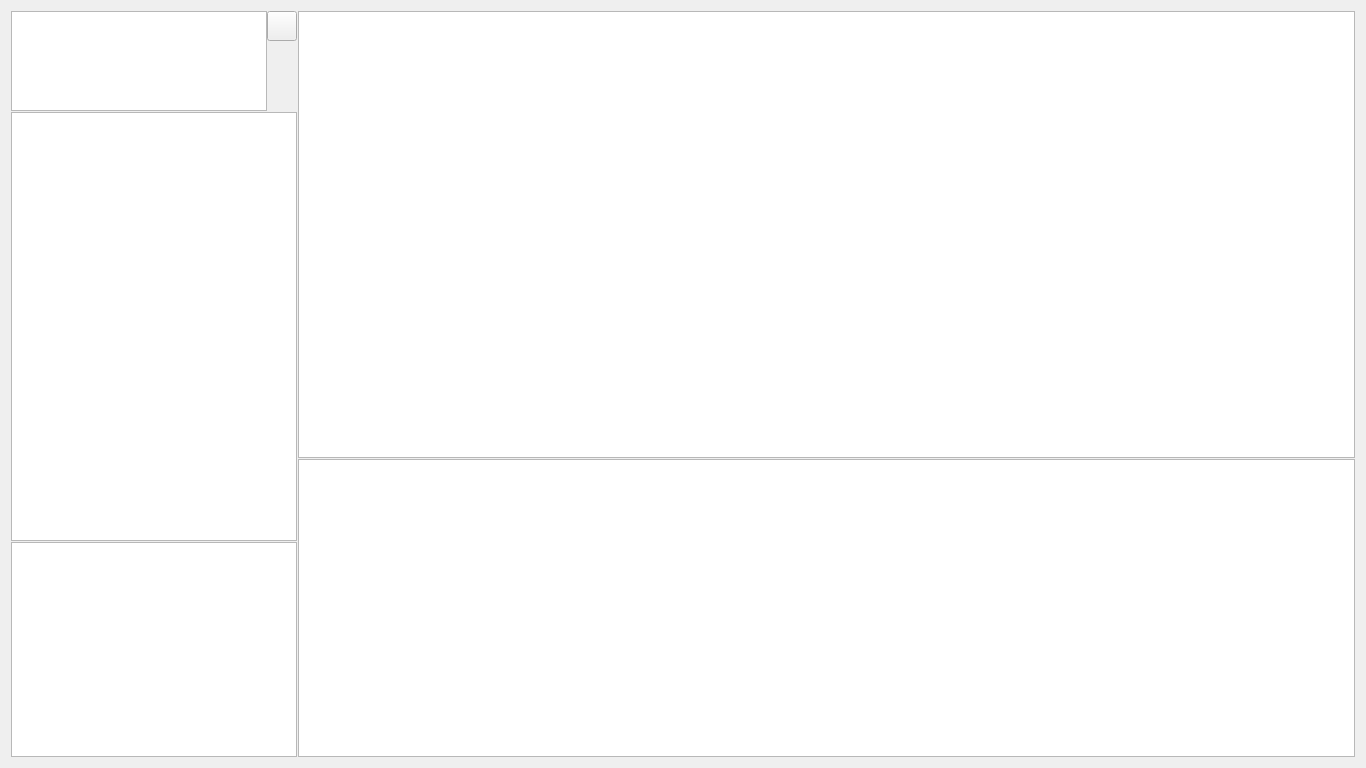
Before: the Qt Designer form ui/tdms_viewer.ui in gonghui-yu/PySide6-TDMS-Viewer, drawn with Qt 5.
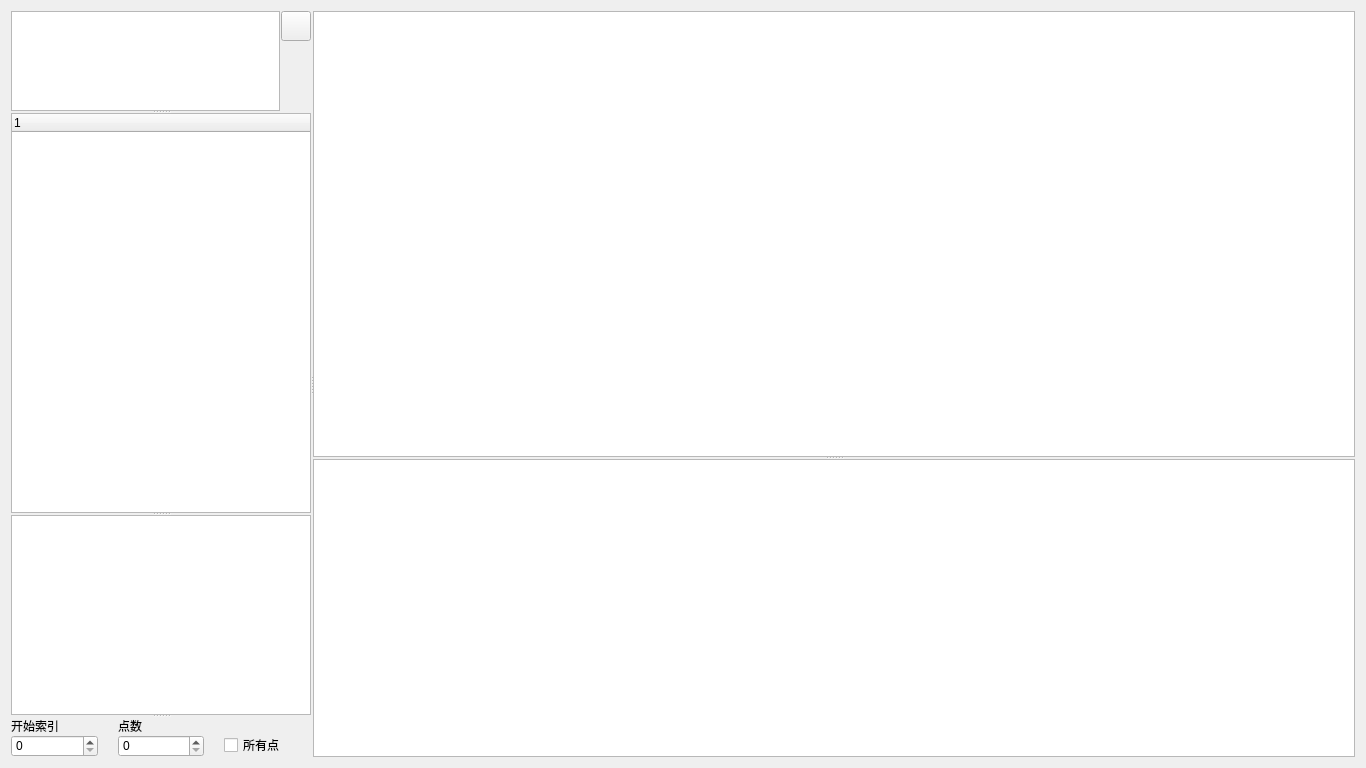
After: the same form once the commit is applied. Icons and pictures are not drawn.

Commit message: QTreeWidget和QTableWidgets使用

The edit to the form file:
```diff
--- a/ui/tdms_viewer.ui
+++ b/ui/tdms_viewer.ui
@@ -25,36 +25,42 @@
   <property name="windowTitle">
    <string>Form</string>
   </property>
-  <layout class="QGridLayout" name="gridLayout_3">
+  <layout class="QGridLayout" name="gridLayout_4">
    <item row="0" column="0">
     <widget class="QSplitter" name="splitter_all">
-     <property name="minimumSize">
-      <size>
-       <width>0</width>
-       <height>0</height>
-      </size>
-     </property>
      <property name="orientation">
       <enum>Qt::Horizontal</enum>
      </property>
      <property name="handleWidth">
-      <number>1</number>
+      <number>2</number>
      </property>
      <property name="childrenCollapsible">
       <bool>false</bool>
      </property>
      <widget class="QSplitter" name="splitter_left">
+      <property name="sizePolicy">
+       <sizepolicy hsizetype="Fixed" vsizetype="Expanding">
+        <horstretch>2</horstretch>
+        <verstretch>0</verstretch>
+       </sizepolicy>
+      </property>
       <property name="minimumSize">
        <size>
-        <width>200</width>
-        <height>100</height>
+        <width>300</width>
+        <height>0</height>
+       </size>
+      </property>
+      <property name="maximumSize">
+       <size>
+        <width>16777215</width>
+        <height>16777215</height>
        </size>
       </property>
       <property name="orientation">
        <enum>Qt::Vertical</enum>
       </property>
       <property name="handleWidth">
-       <number>1</number>
+       <number>2</number>
       </property>
       <property name="childrenCollapsible">
        <bool>false</bool>
@@ -87,7 +93,10 @@
         </property>
         <item row="0" column="0">
          <layout class="QGridLayout" name="gridLayout">
-          <property name="spacing">
+          <property name="horizontalSpacing">
+           <number>1</number>
+          </property>
+          <property name="verticalSpacing">
            <number>0</number>
           </property>
           <item row="1" column="1">
@@ -123,9 +132,21 @@
               <height>30</height>
              </size>
             </property>
+            <property name="styleSheet">
+             <string notr="true">background-image:url(:/file dialog btn.png)</string>
+            </property>
             <property name="text">
              <string/>
             </property>
+            <property name="iconSize">
+             <size>
+              <width>16</width>
+              <height>16</height>
+             </size>
+            </property>
+            <property name="checkable">
+             <bool>false</bool>
+            </property>
            </widget>
           </item>
           <item row="0" column="0" rowspan="2">
@@ -154,7 +175,7 @@
         </item>
        </layout>
       </widget>
-      <widget class="QTreeView" name="group_tree">
+      <widget class="QTreeWidget" name="file_content">
        <property name="sizePolicy">
         <sizepolicy hsizetype="Expanding" vsizetype="Preferred">
          <horstretch>0</horstretch>
@@ -170,8 +191,16 @@
        <property name="autoFillBackground">
         <bool>false</bool>
        </property>
+       <property name="midLineWidth">
+        <number>0</number>
+       </property>
+       <column>
+        <property name="text">
+         <string notr="true">1</string>
+        </property>
+       </column>
       </widget>
-      <widget class="QListView" name="property_list">
+      <widget class="QTableWidget" name="property_list">
        <property name="sizePolicy">
         <sizepolicy hsizetype="Expanding" vsizetype="Expanding">
          <horstretch>0</horstretch>
@@ -185,6 +214,105 @@
         </size>
        </property>
       </widget>
+      <widget class="QWidget" name="widget_2" native="true">
+       <property name="sizePolicy">
+        <sizepolicy hsizetype="Preferred" vsizetype="Fixed">
+         <horstretch>0</horstretch>
+         <verstretch>1</verstretch>
+        </sizepolicy>
+       </property>
+       <property name="minimumSize">
+        <size>
+         <width>0</width>
+         <height>0</height>
+        </size>
+       </property>
+       <property name="maximumSize">
+        <size>
+         <width>16777215</width>
+         <height>40</height>
+        </size>
+       </property>
+       <layout class="QGridLayout" name="gridLayout_3">
+        <property name="leftMargin">
+         <number>0</number>
+        </property>
+        <property name="topMargin">
+         <number>0</number>
+        </property>
+        <property name="rightMargin">
+         <number>0</number>
+        </property>
+        <property name="bottomMargin">
+         <number>0</number>
+        </property>
+        <item row="0" column="0">
+         <layout class="QHBoxLayout" name="horizontalLayout">
+          <property name="spacing">
+           <number>20</number>
+          </property>
+          <item>
+           <layout class="QVBoxLayout" name="verticalLayout">
+            <property name="spacing">
+             <number>0</number>
+            </property>
+            <item>
+             <widget class="QLabel" name="label">
+              <property name="text">
+               <string>开始索引</string>
+              </property>
+             </widget>
+            </item>
+            <item>
+             <widget class="QSpinBox" name="start_index"/>
+            </item>
+           </layout>
+          </item>
+          <item>
+           <layout class="QVBoxLayout" name="verticalLayout_2">
+            <property name="spacing">
+             <number>0</number>
+            </property>
+            <item>
+             <widget class="QLabel" name="label_2">
+              <property name="text">
+               <string>点数</string>
+              </property>
+             </widget>
+            </item>
+            <item>
+             <widget class="QSpinBox" name="samples"/>
+            </item>
+           </layout>
+          </item>
+          <item>
+           <layout class="QVBoxLayout" name="verticalLayout_3">
+            <item>
+             <spacer name="verticalSpacer_2">
+              <property name="orientation">
+               <enum>Qt::Vertical</enum>
+              </property>
+              <property name="sizeHint" stdset="0">
+               <size>
+                <width>20</width>
+                <height>40</height>
+               </size>
+              </property>
+             </spacer>
+            </item>
+            <item>
+             <widget class="QCheckBox" name="is_all_samples">
+              <property name="text">
+               <string>所有点</string>
+              </property>
+             </widget>
+            </item>
+           </layout>
+          </item>
+         </layout>
+        </item>
+       </layout>
+      </widget>
      </widget>
      <widget class="QSplitter" name="splitter_right">
       <property name="sizePolicy">
@@ -196,14 +324,14 @@
       <property name="minimumSize">
        <size>
         <width>500</width>
-        <height>400</height>
+        <height>0</height>
        </size>
       </property>
       <property name="orientation">
        <enum>Qt::Vertical</enum>
       </property>
       <property name="handleWidth">
-       <number>1</number>
+       <number>2</number>
       </property>
       <property name="childrenCollapsible">
        <bool>false</bool>
@@ -218,7 +346,7 @@
        <property name="minimumSize">
         <size>
          <width>0</width>
-         <height>100</height>
+         <height>0</height>
         </size>
        </property>
       </widget>
@@ -232,7 +360,7 @@
        <property name="minimumSize">
         <size>
          <width>0</width>
-         <height>100</height>
+         <height>0</height>
         </size>
        </property>
       </widget>
```
Left out of the diff: 4 changed lines with no effect on the pictures. The commit also changes 6 other files.
